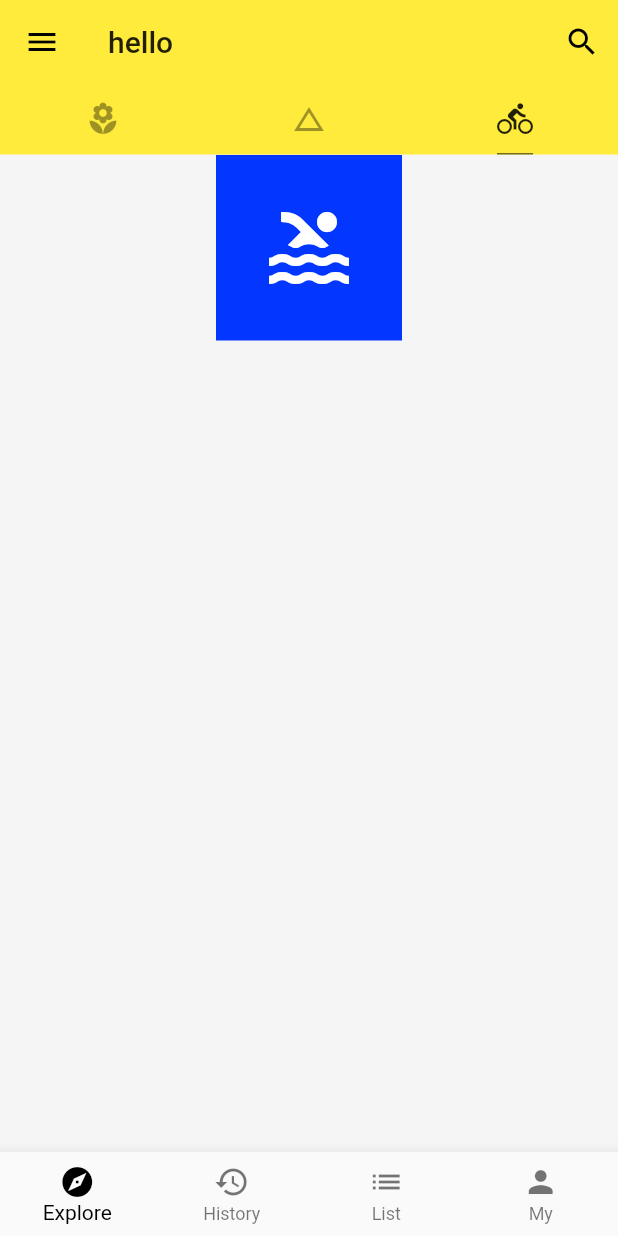
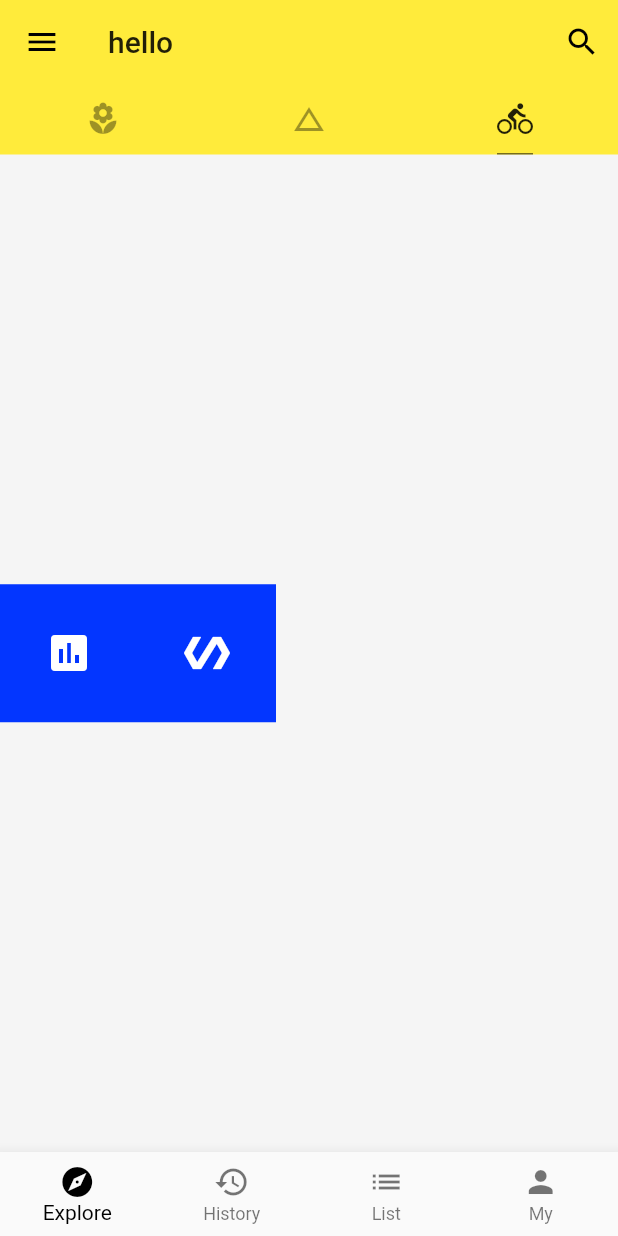
Before and after one commit to ShondaXX/flutter, a Flutter app: the screen it shows after launch, tab 3 chosen, on a phone screen of 412 x 824 dp. Run offline on Flutter 3.47's test engine with Material 2 defaults, Android fonts, the phone set to English and light mode, and no system bars; network calls fail.

Commit message:
Row:横排小部件

```diff
--- a/lib/demo/layout_demo.dart
+++ b/lib/demo/layout_demo.dart
@@ -3,10 +3,17 @@ import 'package:flutter/material.dart';
 class LayoutDemo extends StatelessWidget{
   @override
   Widget build(BuildContext context){
-    return Column(//竖排小部件
-      children: <Widget>[
-        IconBadge(Icons.pool,size:64.0)
-      ],
+    return Container(
+      child: Row(//横排小部件
+        children: <Widget>[
+          IconBadge(
+            Icons.poll
+          ),
+          IconBadge(
+            Icons.polymer
+          ),
+        ],
+      ),
     );
   }
 }
```
